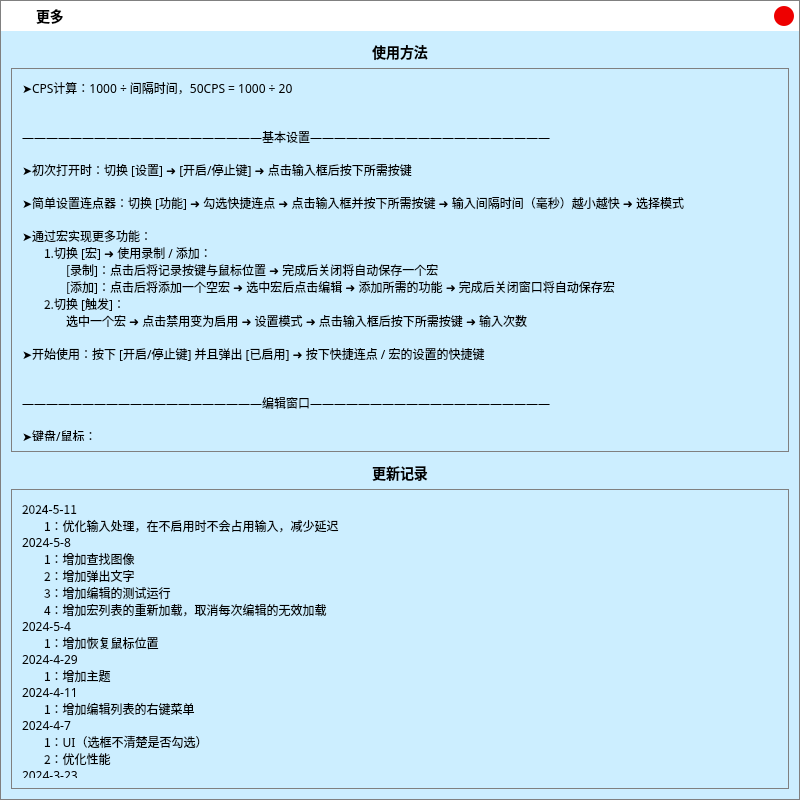
This is .ui/MoreUi.ui in ChiyukiGana/Quickinput as Qt 5 draws it before an edit. The edited form follows.
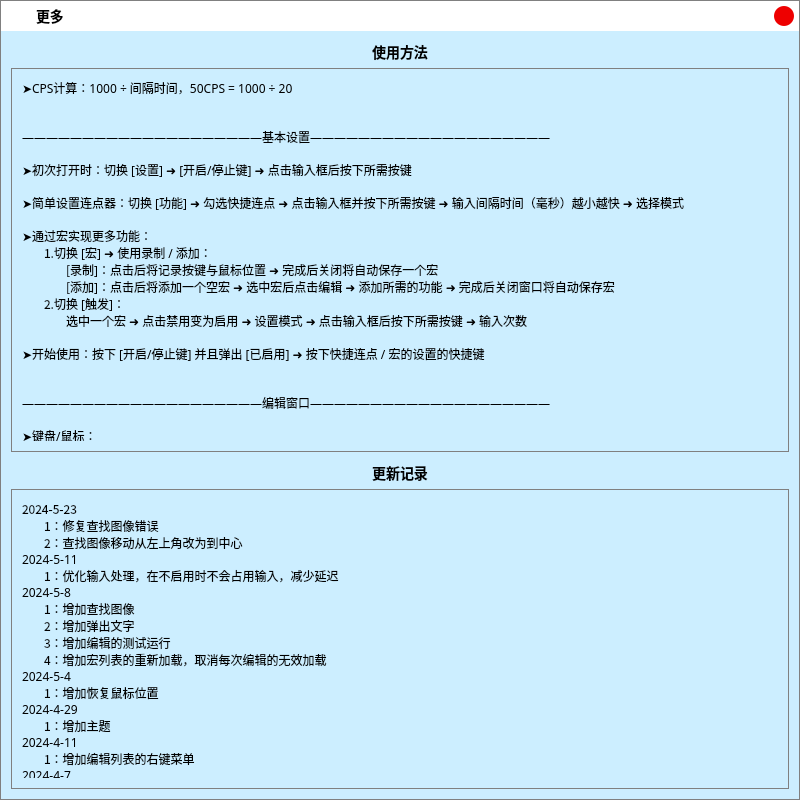
This is the edited form. Icons and pictures are not drawn.

```diff
--- a/.ui/MoreUi.ui
+++ b/.ui/MoreUi.ui
@@ -457,7 +457,7 @@
            <x>0</x>
            <y>0</y>
            <width>756</width>
-           <height>2645</height>
+           <height>2696</height>
           </rect>
          </property>
          <property name="styleSheet">
@@ -496,7 +496,10 @@
              </font>
             </property>
             <property name="text">
-             <string>2024-5-11
+             <string>2024-5-23
+ㅤㅤ1：修复查找图像错误
+ㅤㅤ2：查找图像移动从左上角改为到中心
+2024-5-11
 ㅤㅤ1：优化输入处理，在不启用时不会占用输入，减少延迟
 2024-5-8
 ㅤㅤ1：增加查找图像
```
